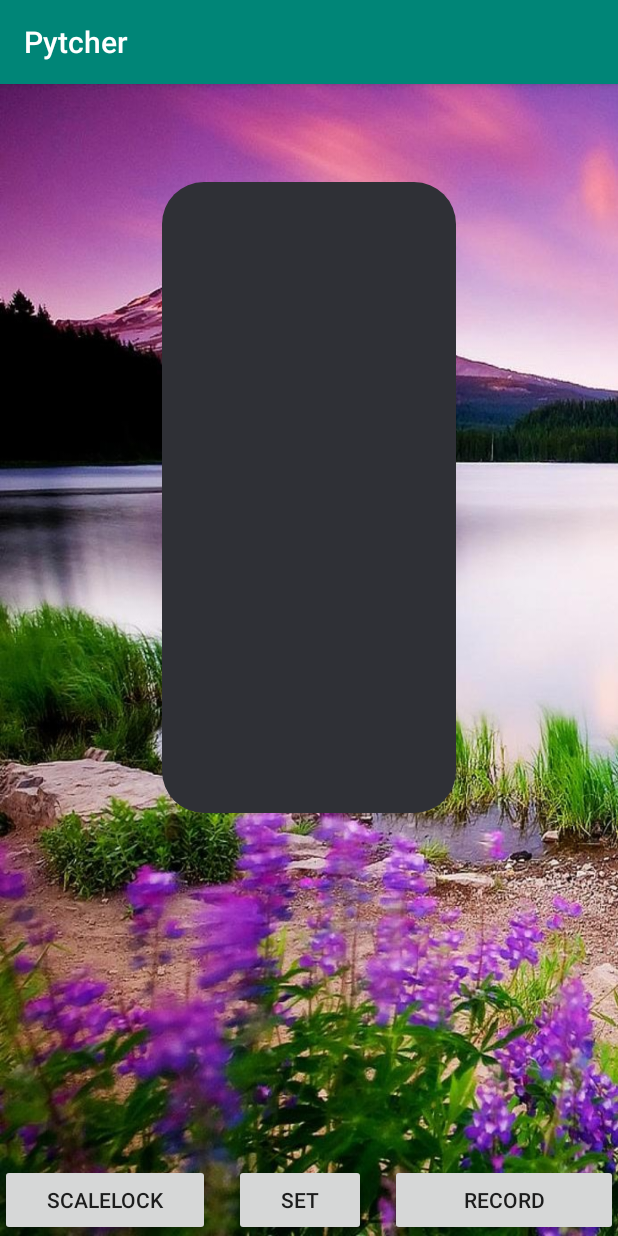
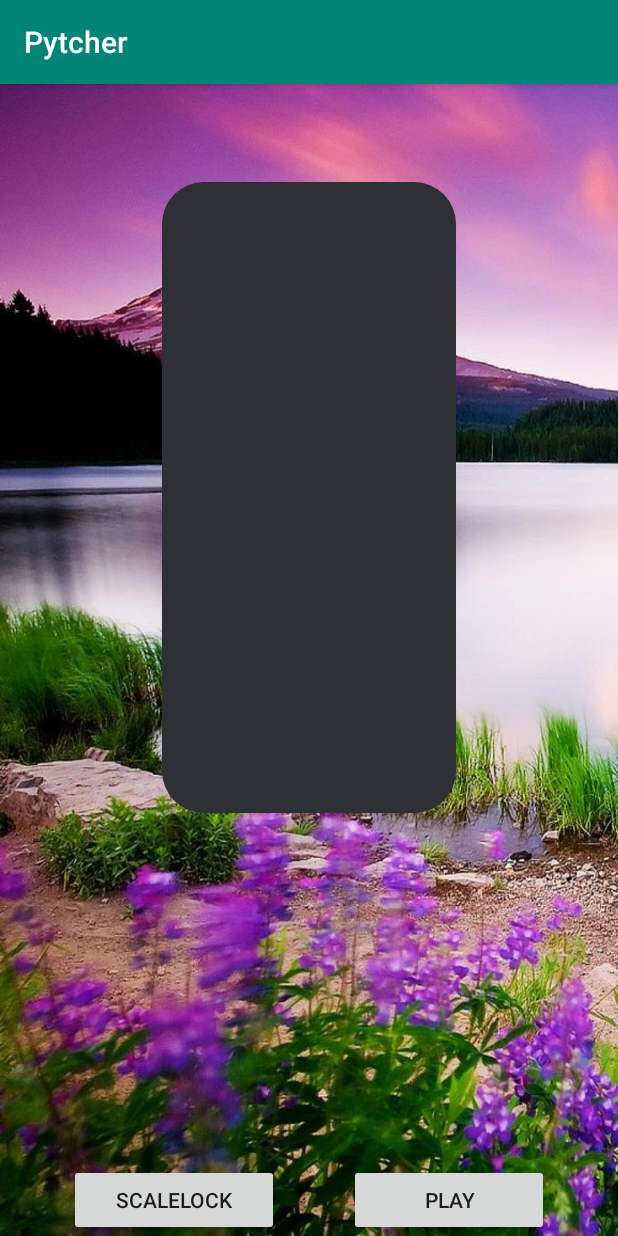
Before and after one commit to Qwertazertl0/125Final, an Android app: the screen it shows after launch (MainActivity), on a phone screen of 412 x 824 dp. Run offline under Robolectric (Android 15) with nearby library versions, the light colour scheme and no system bars.

Commit message:
Goodbye record

```diff
--- a/app/src/main/AndroidManifest.xml
+++ b/app/src/main/AndroidManifest.xml
@@ -18,7 +18,6 @@
                 <category android:name="android.intent.category.LAUNCHER" />
             </intent-filter>
         </activity>
-        <activity android:name=".EditActivity" />
         <activity android:name=".MainActivity" />
         <activity
             android:name=".SettingsActivity"
--- a/app/src/main/java/com/pytcher/pytcher/SinBuzzer.java
+++ b/app/src/main/java/com/pytcher/pytcher/SinBuzzer.java
@@ -7,13 +7,11 @@ import android.media.AudioTrack;
 public class SinBuzzer implements Runnable {
     private AudioTrack mAudioTrack;
     private double frequency = 440;
-    private int bufferSize = 4410;
 
     private double[] mSound;
     private short[] mBuffer;
 
     private boolean playSound = false;
-    private boolean setUp = true;
     private boolean alive = true;
     private int sampleRate = 44100;
 
@@ -47,10 +45,6 @@ public class SinBuzzer implements Runnable {
         mAudioTrack.play();
     }
 
-    public boolean isSetUp() {
-        return setUp;
-    }
-
     public void updateFreq(double frequency) {
         this.frequency = frequency;
     }
@@ -78,8 +72,6 @@ public class SinBuzzer implements Runnable {
     }
 
     private void writeToAudioSink(boolean canWrite) {
-
-//        System.out.println(sampleRate + " " + frequency);
         int bufferSize = (int) (sampleRate / frequency);
         mSound = new double[bufferSize];
         mBuffer = new short[bufferSize];
--- a/app/src/main/res/layout/activity_main.xml
+++ b/app/src/main/res/layout/activity_main.xml
@@ -15,7 +15,7 @@
         android:layout_height="0dp"
         android:layout_marginTop="65dp"
         android:layout_marginBottom="234dp"
-        app:layout_constraintBottom_toTopOf="@+id/setNote"
+        app:layout_constraintBottom_toTopOf="@+id/playNote"
         app:layout_constraintEnd_toEndOf="parent"
         app:layout_constraintStart_toStartOf="parent"
         app:layout_constraintTop_toTopOf="parent"
@@ -47,34 +47,21 @@
         app:layout_constraintTop_toBottomOf="@+id/note" />
 
     <Button
-        android:id="@+id/record"
-        android:layout_width="0dp"
-        android:layout_height="48dp"
-        android:layout_marginStart="8dp"
-        android:text="Record"
+        android:id="@+id/playNote"
+        android:layout_width="133dp"
+        android:layout_height="wrap_content"
+        android:text="Play"
         app:layout_constraintBottom_toBottomOf="parent"
         app:layout_constraintEnd_toEndOf="parent"
-        app:layout_constraintStart_toEndOf="@+id/setNote" />
-
-    <Button
-        android:id="@+id/setNote"
-        android:layout_width="wrap_content"
-        android:layout_height="wrap_content"
-        android:layout_marginStart="8dp"
-        android:layout_marginEnd="8dp"
-        android:text="@string/set"
-        app:layout_constraintBottom_toBottomOf="parent"
-        app:layout_constraintEnd_toStartOf="@+id/record"
         app:layout_constraintStart_toEndOf="@+id/scaleToggle" />
 
     <Button
         android:id="@+id/scaleToggle"
         android:layout_width="140dp"
         android:layout_height="wrap_content"
-        android:layout_marginEnd="8dp"
         android:text="scaleLock"
         app:layout_constraintBottom_toBottomOf="parent"
-        app:layout_constraintEnd_toStartOf="@+id/setNote"
+        app:layout_constraintEnd_toStartOf="@+id/playNote"
         app:layout_constraintStart_toStartOf="parent" />
 
 </android.support.constraint.ConstraintLayout>
```
Also changed, not shown: app/src/main/java/com/pytcher/pytcher/EditActivity.java (deleted, +0 -128 lines), app/src/main/java/com/pytcher/pytcher/MainActivity.java (+12 -61 lines).
